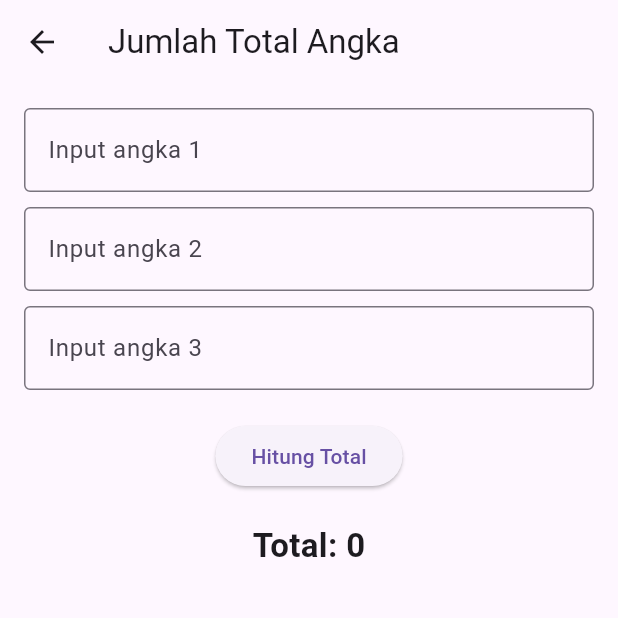
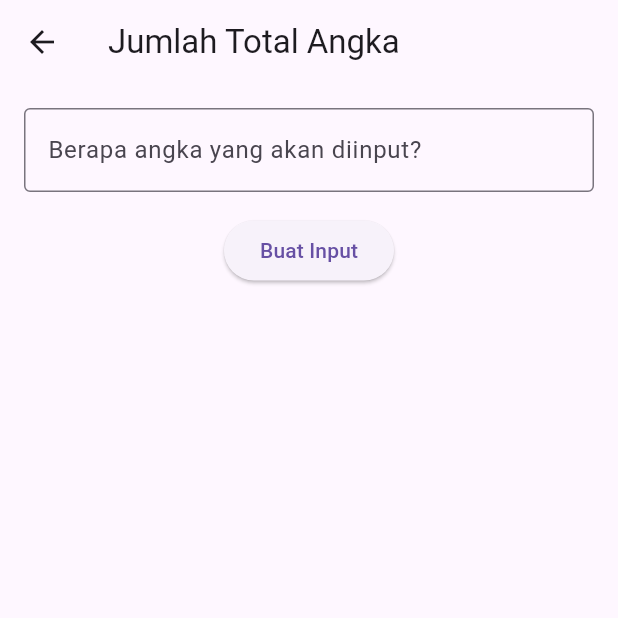
Before and after one commit to gogopowercoding/TeknoMobile_086_092_097_108, a Flutter app: the JumlahTotalPage screen opened directly, on a phone screen of 412 x 824 dp, the top half of it. Run offline on Flutter 3.47's test engine with Material 3 defaults, Android fonts, the phone set to English and light mode, and no system bars.

Commit message:
beginikah 2

```diff
--- a/lib/screen/jumlah_total_page.dart
+++ b/lib/screen/jumlah_total_page.dart
@@ -9,62 +9,214 @@ class JumlahTotalPage extends StatefulWidget {
 
 class _JumlahTotalPageState extends State<JumlahTotalPage> {
 
-  final TextEditingController angka1 = TextEditingController();
-  final TextEditingController angka2 = TextEditingController();
-  final TextEditingController angka3 = TextEditingController();
+  final TextEditingController jumlahController = TextEditingController();
+  final List<TextEditingController> angkaControllers = [];
+  final _formJumlahKey = GlobalKey<FormState>();
+  int total = 0;
+  bool inputSudahDibuat = false;
 
-  int total = 0;
+  void buatInput() {
+
+    if (!_formJumlahKey.currentState!.validate()) {
+      return;
+    }
+
+    int jumlah = int.parse(jumlahController.text);
+
+    angkaControllers.clear();
+
+    for (int i = 0; i < jumlah; i++) {
+      angkaControllers.add(TextEditingController());
+    }
+
+    setState(() {
+      inputSudahDibuat = true;
+      total = 0;
+    });
+  }
+  void tambahField() {
+    setState(() {
+      angkaControllers.add(TextEditingController());
+    });
+  }
+
+  void kurangiField() {
+    if (angkaControllers.isNotEmpty) {
+      setState(() {
+        angkaControllers.removeLast().dispose();
+      });
+    }
+  }
+
+  void resetInput() {
+
+    for (var c in angkaControllers) {
+      c.dispose();
+    }
+
+    angkaControllers.clear();
+    jumlahController.clear();
+
+    setState(() {
+      inputSudahDibuat = false;
+      total = 0;
+    });
+  }
 
   void hitungTotal() {
-    int a = int.tryParse(angka1.text) ?? 0;
-    int b = int.tryParse(angka2.text) ?? 0;
-    int c = int.tryParse(angka3.text) ?? 0;
+
+    int hasil = 0;
+
+    for (var controller in angkaControllers) {
+
+      if (controller.text.isEmpty) {
+        ScaffoldMessenger.of(context).showSnackBar(
+          const SnackBar(content: Text("Semua field harus diisi")),
+        );
+        return;
+      }
+
+      int? angka = int.tryParse(controller.text);
+
+      if (angka == null) {
+        ScaffoldMessenger.of(context).showSnackBar(
+          const SnackBar(content: Text("Input harus berupa angka")),
+        );
+        return;
+      }
+
+      hasil += angka;
+    }
 
     setState(() {
-      total = a + b + c;
+      total = hasil;
     });
+  }
+
+  String? validasiAngka(String value) {
+
+    if (value.isEmpty) {
+      return "Tidak boleh kosong";
+    }
+
+    if (!RegExp(r'^-?\d+$').hasMatch(value)) {
+      return "Harus angka";
+    }
+
+    return null;
+  }
+
+  @override
+  void dispose() {
+    jumlahController.dispose();
+    for (var c in angkaControllers) {
+      c.dispose();
+    }
+    super.dispose();
   }
 
   @override
   Widget build(BuildContext context) {
+
     return Scaffold(
       appBar: AppBar(
         title: const Text("Jumlah Total Angka"),
       ),
       body: Padding(
         padding: const EdgeInsets.all(16),
+        child: SingleChildScrollView(
           child: Column(
             children: [
 
-            TextField(
-              controller: angka1,
+
+              if (!inputSudahDibuat) ...[
+
+                Form(
+                  key: _formJumlahKey,
+                  child: TextFormField(
+                    controller: jumlahController,
                     keyboardType: TextInputType.number,
+                    autovalidateMode: AutovalidateMode.onUserInteraction,
                     decoration: const InputDecoration(
-                labelText: "Input angka 1",
+                      labelText: "Berapa angka yang akan diinput?",
                       border: OutlineInputBorder(),
                     ),
+                    validator: (value) {
+
+                      if (value == null || value.isEmpty) {
+                        return "Jumlah angka harus diisi";
+                      }
+
+                      if (!RegExp(r'^\d+$').hasMatch(value)) {
+                        return "Harus berupa angka";
+                      }
+
+                      int jumlah = int.parse(value);
+
+                      if (jumlah <= 0) {
+                        return "Jumlah harus lebih dari 0";
+                      }
+
+                      if (jumlah > 50) {
+                        return "Maksimal 50 input";
+                      }
+
+                      return null;
+                    },
+                  ),
+                ),
+
+                const SizedBox(height: 15),
+
+                ElevatedButton(
+                  onPressed: buatInput,
+                  child: const Text("Buat Input"),
+                ),
+              ],
+
+              if (inputSudahDibuat) ...[
+
+                ListView.builder(
+                  shrinkWrap: true,
+                  physics: const NeverScrollableScrollPhysics(),
+                  itemCount: angkaControllers.length,
+                  itemBuilder: (context, index) {
+
+                    return Padding(
+                      padding: const EdgeInsets.only(bottom: 10),
+                      child: TextFormField(
+                        controller: angkaControllers[index],
+                        keyboardType: TextInputType.number,
+                        autovalidateMode: AutovalidateMode.onUserInteraction,
+                        validator: (value) => validasiAngka(value ?? ''),
+                        decoration: InputDecoration(
+                          labelText: "Angka ${index + 1}",
+                          border: const OutlineInputBorder(),
+                        ),
+                      ),
+                    );
+                  },
                 ),
 
                 const SizedBox(height: 10),
 
-            TextField(
-              controller: angka2,
-              keyboardType: TextInputType.number,
-              decoration: const InputDecoration(
-                labelText: "Input angka 2",
-                border: OutlineInputBorder(),
-              ),
+                Row(
+                  mainAxisAlignment: MainAxisAlignment.center,
+                  children: [
+
+                    ElevatedButton(
+                      onPressed: tambahField,
+                      child: const Text("+ Field"),
                     ),
 
-            const SizedBox(height: 10),
+                    const SizedBox(width: 10),
 
-            TextField(
-              controller: angka3,
-              keyboardType: TextInputType.number,
-              decoration: const InputDecoration(
-                labelText: "Input angka 3",
-                border: OutlineInputBorder(),
+                    ElevatedButton(
+                      onPressed: kurangiField,
+                      child: const Text("- Field"),
                     ),
+
+                  ],
                 ),
 
                 const SizedBox(height: 20),
@@ -74,17 +226,26 @@ class _JumlahTotalPageState extends State<JumlahTotalPage> {
                   child: const Text("Hitung Total"),
                 ),
 
+                const SizedBox(height: 10),
+
+                ElevatedButton(
+                  onPressed: resetInput,
+                  child: const Text("Reset Input"),
+                ),
+
                 const SizedBox(height: 20),
 
                 Text(
                   "Total: $total",
                   style: const TextStyle(
-                fontSize: 22,
+                    fontSize: 24,
                     fontWeight: FontWeight.bold,
                   ),
-            )
+                ),
+              ]
 
             ],
+          ),
         ),
       ),
     );
```
Lines whose indentation alone changed are shown as unchanged.
